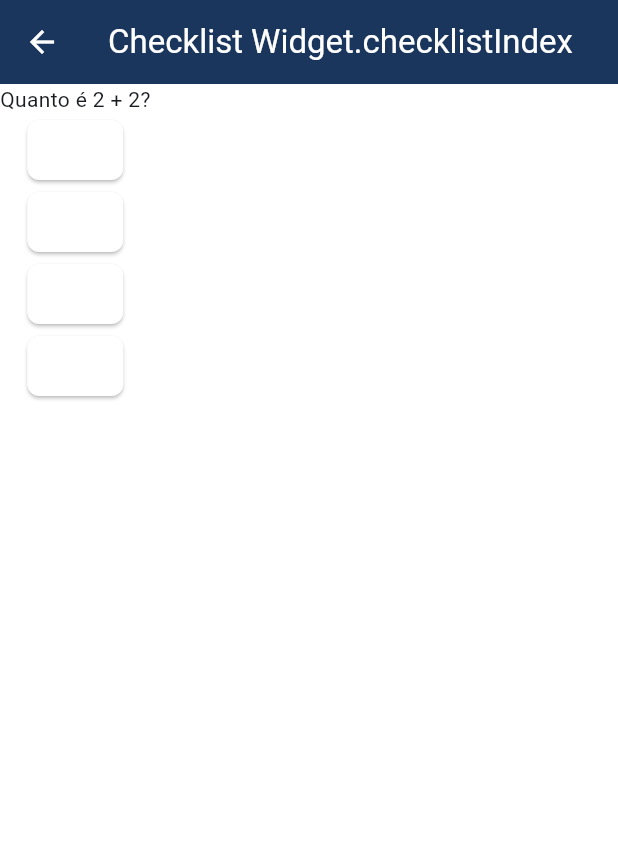
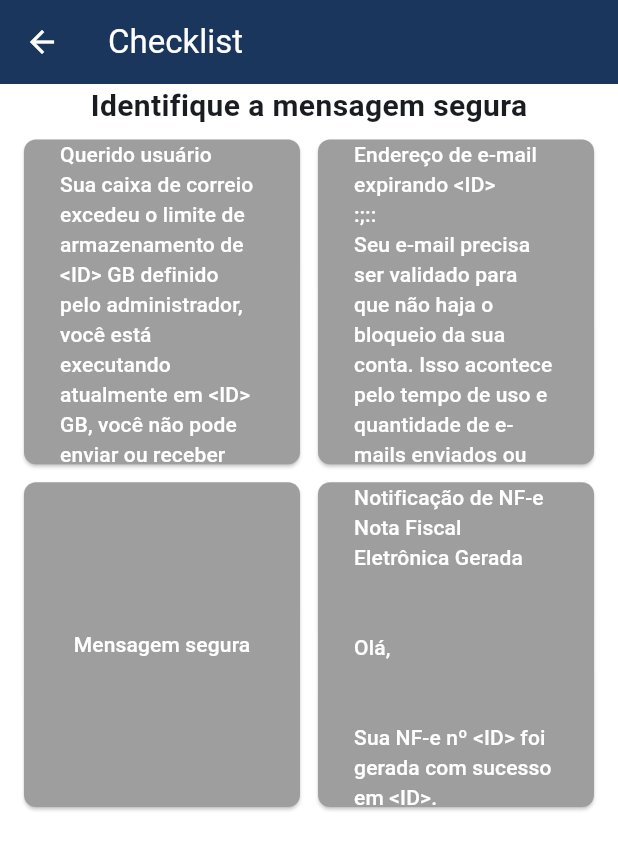
Before and after one commit to matheusclemente/protetor_digital_prototipo, a Flutter app: the ChecklistScreen screen opened directly, after a tap on an icon or button, on a phone screen of 412 x 824 dp. Shown: the top 850 px of the screen. Run offline on Flutter 3.47's test engine with Material 3 defaults, Android fonts, the light colour scheme and no system bars; our stand-ins replace introduction_screen.

Commit message:
New checklist layout

```diff
--- a/lib/features/checklists/checklist_screen.dart
+++ b/lib/features/checklists/checklist_screen.dart
@@ -1,5 +1,5 @@
 import 'package:flutter/material.dart';
-import 'package:protetor_digital_prototipo/features/checklists/checklist_details_screen.dart';
+import 'package:protetor_digital_prototipo/features/checklists/models/safe_message_checklist.dart';
 
 class ChecklistScreen extends StatelessWidget {
   const ChecklistScreen({super.key});
@@ -19,7 +19,7 @@ class ChecklistScreen extends StatelessWidget {
                 Navigator.push(
                     context,
                     MaterialPageRoute(
-                        builder: (context) => ChecklistDetailsScreen(
+                        builder: (context) => SafeMessageChecklistScreen(
                               checklistIndex: index,
                             )));
               },
--- /dev/null
+++ b/lib/features/checklists/models/safe_message_checklist.dart
@@ -0,0 +1,126 @@
+import 'package:flutter/material.dart';
+
+class SafeMessageChecklistScreen extends StatefulWidget {
+  const SafeMessageChecklistScreen({super.key, required this.checklistIndex});
+
+  final int checklistIndex;
+
+  @override
+  State<SafeMessageChecklistScreen> createState() =>
+      _SafeMessageChecklistScreenState();
+}
+
+class _SafeMessageChecklistScreenState
+    extends State<SafeMessageChecklistScreen> {
+  var isButtonPressed = [false, false, false, false];
+
+  @override
+  Widget build(BuildContext context) {
+    final List<List<String>> listaDeMensagens = [
+      [
+        'Querido usuário',
+        'Sua caixa de correio excedeu o limite de armazenamento de <ID> GB definido pelo administrador, você está executando atualmente em <ID> GB, você não pode enviar ou receber novas mensagens até que varify você caixa de correio. Re-validar sua conta por e-mail, preencha e envie os dados abaixo para verificar e atualizar sua conta:',
+        '(1) e-mail:',
+        '(2) Nome:',
+        '(3) senha:',
+        '(4) Re-senha:',
+        'obrigado',
+        'administrador do sistema'
+      ],
+      [
+        'Endereço de e-mail expirando <ID>',
+        ':;::',
+        'Seu e-mail precisa ser validado para que não haja o bloqueio da sua conta. Isso acontece pelo tempo de uso e quantidade de e-mails enviados ou recebidos.',
+        'Fique atento(a), a não confirmação do cadastro pode bloquear sua conta e impedir o envio e recebimento de novas mensagens.',
+        'VALIDE seu WEBMAIL'
+      ],
+      [
+        'Mensagem segura',
+      ],
+      [
+        'Notificação de NF-e',
+        'Nota Fiscal Eletrônica Gerada',
+        '\n',
+        'Olá,',
+        '\n',
+        'Sua NF-e nº <ID> foi gerada com sucesso em <ID>.',
+        '\n',
+        'Exibir NF-e',
+        '\n',
+        'Atenciosamente,',
+        'Equipe Financeira],',
+      ]
+    ];
+    return Scaffold(
+      appBar: AppBar(
+        title: const Text("Checklist"),
+      ),
+      body: Column(
+        children: [
+          Text(
+            "Identifique a mensagem segura",
+            style: TextStyle(
+              fontWeight: FontWeight.bold,
+              fontSize: 20,
+              color: Theme.of(context).textTheme.bodyLarge?.color,
+            ),
+          ),
+          Expanded(
+            child: GridView.count(
+                crossAxisCount: 2,
+                childAspectRatio: 0.85,
+                mainAxisSpacing: 12,
+                crossAxisSpacing: 12,
+                padding:
+                    const EdgeInsets.symmetric(horizontal: 16, vertical: 8),
+                children: [
+                  ElevatedButton(
+                    style: ElevatedButton.styleFrom(
+                        backgroundColor:
+                            !isButtonPressed[0] ? Colors.grey : Colors.red),
+                    onPressed: () {
+                      setState(() {
+                        isButtonPressed[0] = !isButtonPressed[0];
+                      });
+                    },
+                    child: Text(listaDeMensagens[0].join('\n')),
+                  ),
+                  ElevatedButton(
+                    style: ElevatedButton.styleFrom(
+                        backgroundColor:
+                            !isButtonPressed[1] ? Colors.grey : Colors.red),
+                    onPressed: () {
+                      setState(() {
+                        isButtonPressed[1] = !isButtonPressed[1];
+                      });
+                    },
+                    child: Text(listaDeMensagens[1].join('\n')),
+                  ),
+                  ElevatedButton(
+                    style: ElevatedButton.styleFrom(
+                        backgroundColor:
+                            !isButtonPressed[2] ? Colors.grey : Colors.green),
+                    onPressed: () {
+                      setState(() {
+                        isButtonPressed[2] = !isButtonPressed[2];
+                      });
+                    },
+                    child: Text(listaDeMensagens[2].join('\n')),
+                  ),
+                  ElevatedButton(
+                      style: ElevatedButton.styleFrom(
+                          backgroundColor:
+                              !isButtonPressed[3] ? Colors.grey : Colors.red),
+                      onPressed: () {
+                        setState(() {
+                          isButtonPressed[3] = !isButtonPressed[3];
+                        });
+                      },
+                      child: Text(listaDeMensagens[3].join('\n')))
+                ]),
+          ),
+        ],
+      ),
+    );
+  }
+}
```
